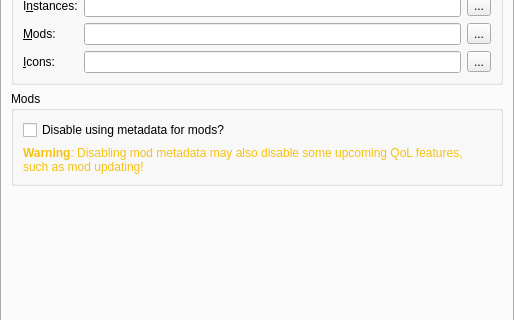
Before: the Qt Designer form launcher/ui/pages/global/LauncherPage.ui in FreesmTeam/FreesmLauncher, drawn with Qt 5; both pictures show x 0 to 514 and y 204 to 524 of the 514 by 629 pixel window.
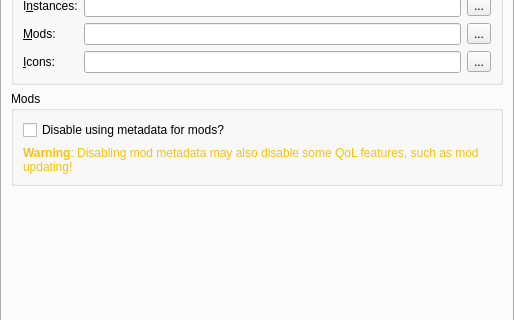
After: the same form once the commit is applied.

Commit message: fix: mod updating isn't upcoming anymore :p

What changed in the file:
```diff
--- a/launcher/ui/pages/global/LauncherPage.ui
+++ b/launcher/ui/pages/global/LauncherPage.ui
@@ -176,7 +176,7 @@
           <item>
            <widget class="QLabel" name="metadataWarningLabel">
             <property name="text">
-             <string>&lt;html&gt;&lt;head/&gt;&lt;body&gt;&lt;p&gt;&lt;span style=&quot; font-weight:600; color:#f5c211;&quot;&gt;Warning&lt;/span&gt;&lt;span style=&quot; color:#f5c211;&quot;&gt;: Disabling mod metadata may also disable some upcoming QoL features, such as mod updating!&lt;/span&gt;&lt;/p&gt;&lt;/body&gt;&lt;/html&gt;</string>
+             <string>&lt;html&gt;&lt;head/&gt;&lt;body&gt;&lt;p&gt;&lt;span style=&quot; font-weight:600; color:#f5c211;&quot;&gt;Warning&lt;/span&gt;&lt;span style=&quot; color:#f5c211;&quot;&gt;: Disabling mod metadata may also disable some QoL features, such as mod updating!&lt;/span&gt;&lt;/p&gt;&lt;/body&gt;&lt;/html&gt;</string>
             </property>
             <property name="wordWrap">
              <bool>true</bool>
```
